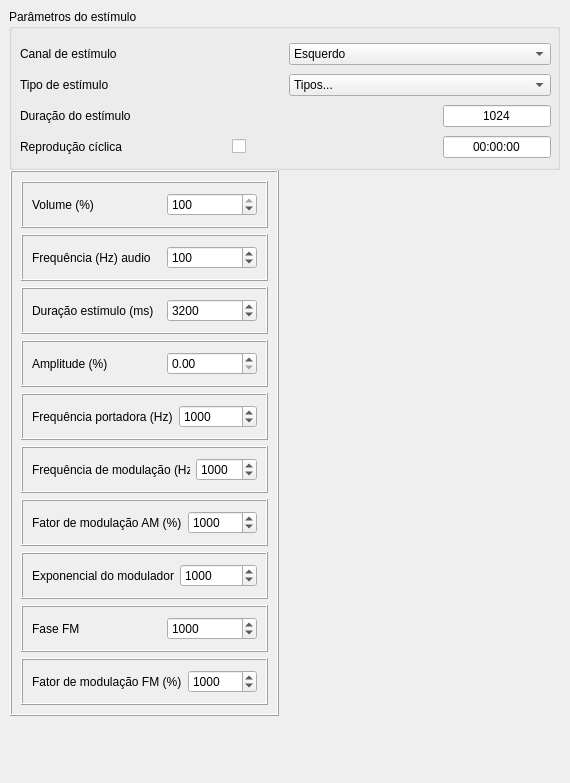
Before: the Qt Designer form components/side/sidePanel.ui in EmanuelleHelt/Interface_est, drawn with Qt 5.
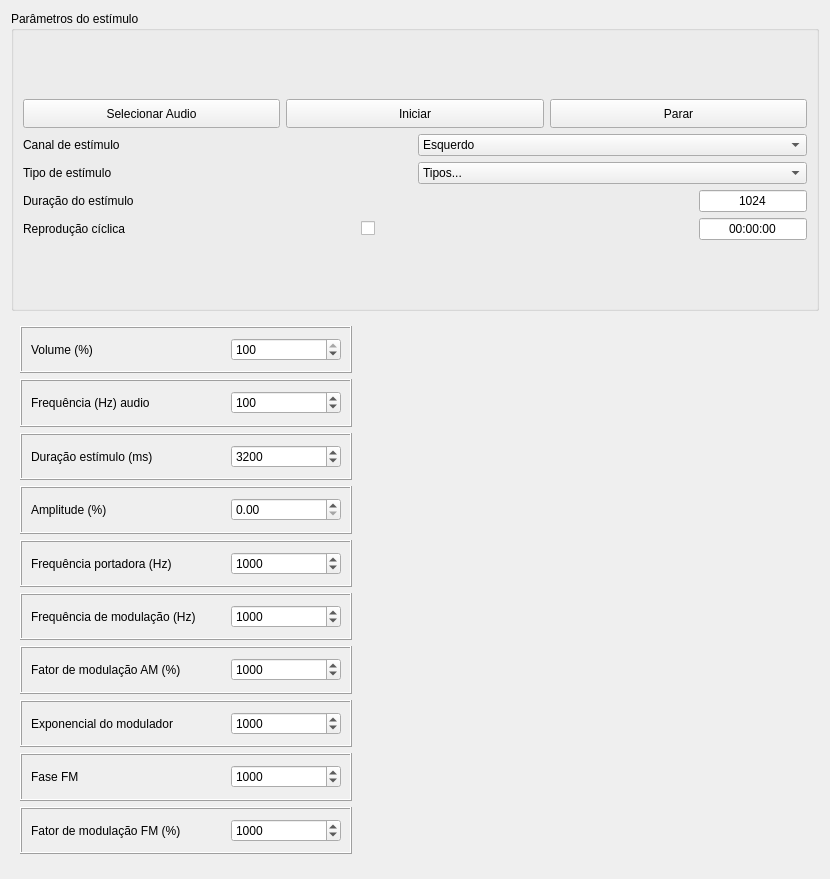
After: the same form once the commit is applied.

What changed in the file:
```diff
--- a/components/side/sidePanel.ui
+++ b/components/side/sidePanel.ui
@@ -6,32 +6,77 @@
    <rect>
     <x>0</x>
     <y>0</y>
-    <width>570</width>
-    <height>783</height>
+    <width>830</width>
+    <height>879</height>
    </rect>
   </property>
+  <layout class="QVBoxLayout" name="verticalLayout_2">
+   <item>
   <widget class="QGroupBox" name="stimulusGroupBox">
-   <property name="geometry">
-    <rect>
-     <x>9</x>
-     <y>9</y>
-     <width>551</width>
-     <height>161</height>
-    </rect>
+     <property name="sizePolicy">
+      <sizepolicy hsizetype="Preferred" vsizetype="Fixed">
+       <horstretch>0</horstretch>
+       <verstretch>0</verstretch>
+      </sizepolicy>
+     </property>
+     <property name="minimumSize">
+      <size>
+       <width>0</width>
+       <height>300</height>
+      </size>
    </property>
    <property name="title">
     <string>Parâmetros do estímulo</string>
    </property>
-   <widget class="QWidget" name="">
-    <property name="geometry">
-     <rect>
-      <x>11</x>
-      <y>31</y>
-      <width>531</width>
-      <height>124</height>
-     </rect>
-    </property>
+     <property name="flat">
+      <bool>false</bool>
+     </property>
+     <layout class="QVBoxLayout" name="verticalLayout_3">
+      <item>
     <layout class="QVBoxLayout" name="verticalLayout">
+        <item>
+         <layout class="QHBoxLayout" name="horizontalLayout_5">
+          <item>
+           <widget class="QPushButton" name="aud_selecionar_audio">
+            <property name="minimumSize">
+             <size>
+              <width>0</width>
+              <height>29</height>
+             </size>
+            </property>
+            <property name="text">
+             <string>Selecionar Audio</string>
+            </property>
+           </widget>
+          </item>
+          <item>
+           <widget class="QPushButton" name="aud_iniciar_estimulo">
+            <property name="minimumSize">
+             <size>
+              <width>0</width>
+              <height>29</height>
+             </size>
+            </property>
+            <property name="text">
+             <string>Iniciar</string>
+            </property>
+           </widget>
+          </item>
+          <item>
+           <widget class="QPushButton" name="aud_parar_estimulo">
+            <property name="minimumSize">
+             <size>
+              <width>0</width>
+              <height>29</height>
+             </size>
+            </property>
+            <property name="text">
+             <string>Parar</string>
+            </property>
+           </widget>
+          </item>
+         </layout>
+        </item>
      <item>
       <layout class="QHBoxLayout" name="horizontalLayout">
        <item>
@@ -139,29 +184,33 @@
       </layout>
      </item>
     </layout>
-   </widget>
-  </widget>
+      </item>
+     </layout>
+    </widget>
+   </item>
+   <item>
   <widget class="QFrame" name="frame_11">
-   <property name="geometry">
-    <rect>
-     <x>10</x>
-     <y>170</y>
-     <width>269</width>
-     <height>546</height>
-    </rect>
-   </property>
    <property name="sizePolicy">
-    <sizepolicy hsizetype="Preferred" vsizetype="Preferred">
-     <horstretch>0</horstretch>
+      <sizepolicy hsizetype="Fixed" vsizetype="Fixed">
+       <horstretch>1</horstretch>
      <verstretch>4</verstretch>
     </sizepolicy>
    </property>
+     <property name="minimumSize">
+      <size>
+       <width>350</width>
+       <height>546</height>
+      </size>
+     </property>
    <property name="frameShape">
     <enum>QFrame::Shape::Box</enum>
    </property>
    <property name="frameShadow">
     <enum>QFrame::Shadow::Raised</enum>
    </property>
+     <property name="lineWidth">
+      <number>0</number>
+     </property>
    <layout class="QVBoxLayout" name="verticalLayout_11">
     <item>
      <widget class="QFrame" name="frame_ch1_ciclos_4">
@@ -190,6 +239,12 @@
            <verstretch>0</verstretch>
           </sizepolicy>
          </property>
+           <property name="minimumSize">
+            <size>
+             <width>110</width>
+             <height>0</height>
+            </size>
+           </property>
          <property name="maximumSize">
           <size>
            <width>90</width>
@@ -237,6 +292,12 @@
            <verstretch>0</verstretch>
           </sizepolicy>
          </property>
+           <property name="minimumSize">
+            <size>
+             <width>110</width>
+             <height>0</height>
+            </size>
+           </property>
          <property name="maximumSize">
           <size>
            <width>90</width>
@@ -284,6 +345,12 @@
            <verstretch>0</verstretch>
           </sizepolicy>
          </property>
+           <property name="minimumSize">
+            <size>
+             <width>110</width>
+             <height>0</height>
+            </size>
+           </property>
          <property name="maximumSize">
           <size>
            <width>90</width>
@@ -327,7 +394,7 @@
         <widget class="QDoubleSpinBox" name="esq_spinBox_amplitude">
          <property name="minimumSize">
           <size>
-           <width>50</width>
+             <width>110</width>
            <height>0</height>
           </size>
          </property>
@@ -369,6 +436,12 @@
            <verstretch>0</verstretch>
           </sizepolicy>
          </property>
+           <property name="minimumSize">
+            <size>
+             <width>110</width>
+             <height>0</height>
+            </size>
+           </property>
          <property name="maximumSize">
           <size>
            <width>90</width>
@@ -416,6 +489,12 @@
            <verstretch>0</verstretch>
           </sizepolicy>
          </property>
+           <property name="minimumSize">
+            <size>
+             <width>110</width>
+             <height>0</height>
+            </size>
+           </property>
          <property name="maximumSize">
           <size>
            <width>90</width>
@@ -463,6 +542,12 @@
            <verstretch>0</verstretch>
           </sizepolicy>
          </property>
+           <property name="minimumSize">
+            <size>
+             <width>110</width>
+             <height>0</height>
+            </size>
+           </property>
          <property name="maximumSize">
           <size>
            <width>90</width>
@@ -510,6 +595,12 @@
            <verstretch>0</verstretch>
           </sizepolicy>
          </property>
+           <property name="minimumSize">
+            <size>
+             <width>110</width>
+             <height>0</height>
+            </size>
+           </property>
          <property name="maximumSize">
           <size>
            <width>90</width>
@@ -557,6 +648,12 @@
            <verstretch>0</verstretch>
           </sizepolicy>
          </property>
+           <property name="minimumSize">
+            <size>
+             <width>110</width>
+             <height>0</height>
+            </size>
+           </property>
          <property name="maximumSize">
           <size>
            <width>90</width>
@@ -604,6 +701,12 @@
            <verstretch>0</verstretch>
           </sizepolicy>
          </property>
+           <property name="minimumSize">
+            <size>
+             <width>110</width>
+             <height>0</height>
+            </size>
+           </property>
          <property name="maximumSize">
           <size>
            <width>90</width>
@@ -626,6 +729,21 @@
     </item>
    </layout>
   </widget>
+   </item>
+   <item>
+    <spacer name="verticalSpacer">
+     <property name="orientation">
+      <enum>Qt::Orientation::Vertical</enum>
+     </property>
+     <property name="sizeHint" stdset="0">
+      <size>
+       <width>20</width>
+       <height>0</height>
+      </size>
+     </property>
+    </spacer>
+   </item>
+  </layout>
  </widget>
  <resources/>
  <connections/>
```
Left out of the diff: 34 changed lines with no effect on the pictures. Lines whose indentation alone changed are shown as unchanged.
